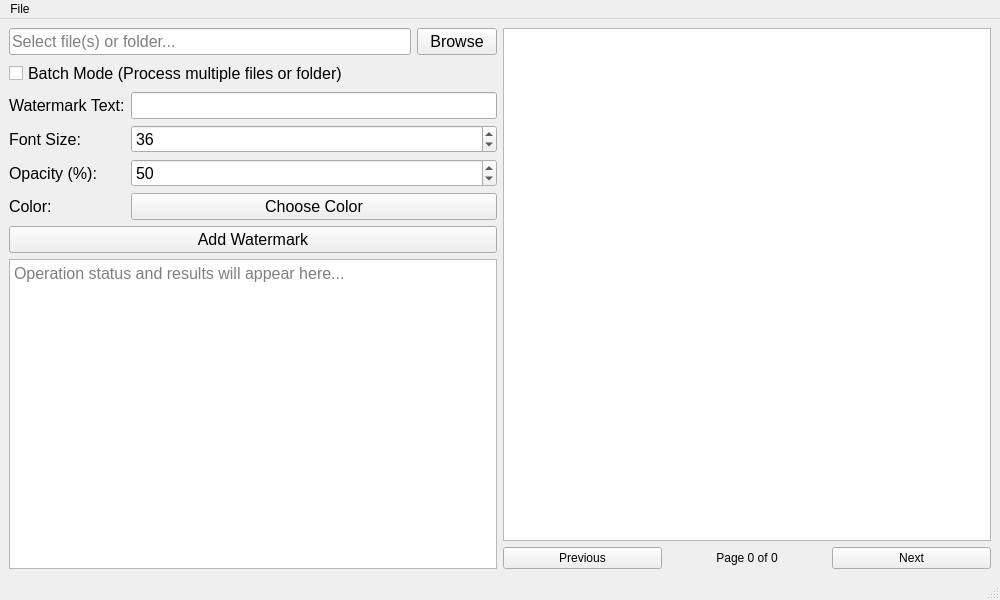
The window that src/tools/pdf_tools/pdf_enhancements/watermark.ui (richardnoragon/1_2) describes before a commit, drawn with Qt 5.
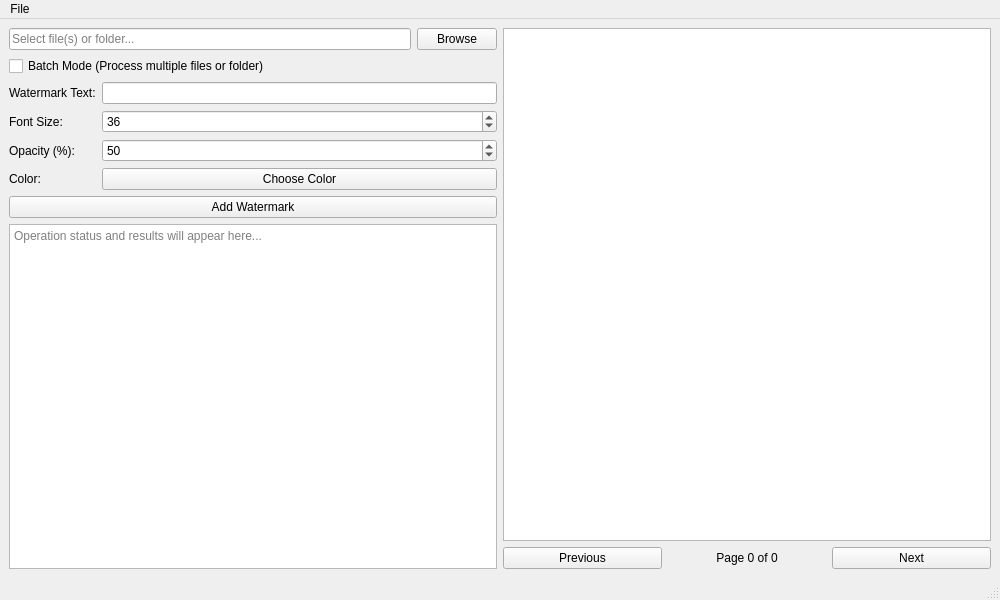
The same window after the commit.

```diff
--- a/src/tools/pdf_tools/pdf_enhancements/watermark.ui
+++ b/src/tools/pdf_tools/pdf_enhancements/watermark.ui
@@ -21,11 +21,6 @@
        <layout class="QHBoxLayout" name="horizontalLayout">
         <item>
          <widget class="QLineEdit" name="inputFileEdit">
-          <property name="font">
-           <font>
-            <pointsize>12</pointsize>
-           </font>
-          </property>
           <property name="placeholderText">
            <string>Select file(s) or folder...</string>
           </property>
@@ -36,11 +31,6 @@
         </item>
         <item>
          <widget class="QPushButton" name="browseButton">
-          <property name="font">
-           <font>
-            <pointsize>12</pointsize>
-           </font>
-          </property>
           <property name="text">
            <string>Browse</string>
           </property>
@@ -50,11 +40,6 @@
       </item>
       <item>
        <widget class="QCheckBox" name="batchModeCheckbox">
-        <property name="font">
-         <font>
-          <pointsize>12</pointsize>
-         </font>
-        </property>
         <property name="text">
          <string>Batch Mode (Process multiple files or folder)</string>
         </property>
@@ -64,11 +49,6 @@
        <layout class="QFormLayout" name="formLayout">
         <item row="0" column="0">
          <widget class="QLabel" name="watermarkTextLabel">
-          <property name="font">
-           <font>
-            <pointsize>12</pointsize>
-           </font>
-          </property>
           <property name="text">
            <string>Watermark Text:</string>
           </property>
@@ -76,20 +56,10 @@
         </item>
         <item row="0" column="1">
          <widget class="QLineEdit" name="watermarkTextEdit">
-          <property name="font">
-           <font>
-            <pointsize>12</pointsize>
-           </font>
-          </property>
          </widget>
         </item>
         <item row="1" column="0">
          <widget class="QLabel" name="fontSizeLabel">
-          <property name="font">
-           <font>
-            <pointsize>12</pointsize>
-           </font>
-          </property>
           <property name="text">
            <string>Font Size:</string>
           </property>
@@ -97,11 +67,6 @@
         </item>
         <item row="1" column="1">
          <widget class="QSpinBox" name="fontSizeSpinBox">
-          <property name="font">
-           <font>
-            <pointsize>12</pointsize>
-           </font>
-          </property>
           <property name="minimum">
            <number>8</number>
           </property>
@@ -115,11 +80,6 @@
         </item>
         <item row="2" column="0">
          <widget class="QLabel" name="opacityLabel">
-          <property name="font">
-           <font>
-            <pointsize>12</pointsize>
-           </font>
-          </property>
           <property name="text">
            <string>Opacity (%):</string>
           </property>
@@ -127,11 +87,6 @@
         </item>
         <item row="2" column="1">
          <widget class="QSpinBox" name="opacitySpinBox">
-          <property name="font">
-           <font>
-            <pointsize>12</pointsize>
-           </font>
-          </property>
           <property name="maximum">
            <number>100</number>
           </property>
@@ -142,11 +97,6 @@
         </item>
         <item row="3" column="0">
          <widget class="QLabel" name="colorLabel">
-          <property name="font">
-           <font>
-            <pointsize>12</pointsize>
-           </font>
-          </property>
           <property name="text">
            <string>Color:</string>
           </property>
@@ -154,11 +104,6 @@
         </item>
         <item row="3" column="1">
          <widget class="QPushButton" name="colorButton">
-          <property name="font">
-           <font>
-            <pointsize>12</pointsize>
-           </font>
-          </property>
           <property name="text">
            <string>Choose Color</string>
           </property>
@@ -168,11 +113,6 @@
       </item>
       <item>
        <widget class="QPushButton" name="watermarkButton">
-        <property name="font">
-         <font>
-          <pointsize>12</pointsize>
-         </font>
-        </property>
         <property name="text">
          <string>Add Watermark</string>
         </property>
@@ -180,11 +120,6 @@
       </item>
       <item>
        <widget class="QTextEdit" name="outputText">
-        <property name="font">
-         <font>
-          <pointsize>12</pointsize>
-         </font>
-        </property>
         <property name="readOnly">
          <bool>true</bool>
         </property>
```
Left out of the diff: 60 changed lines with no effect on the pictures.
